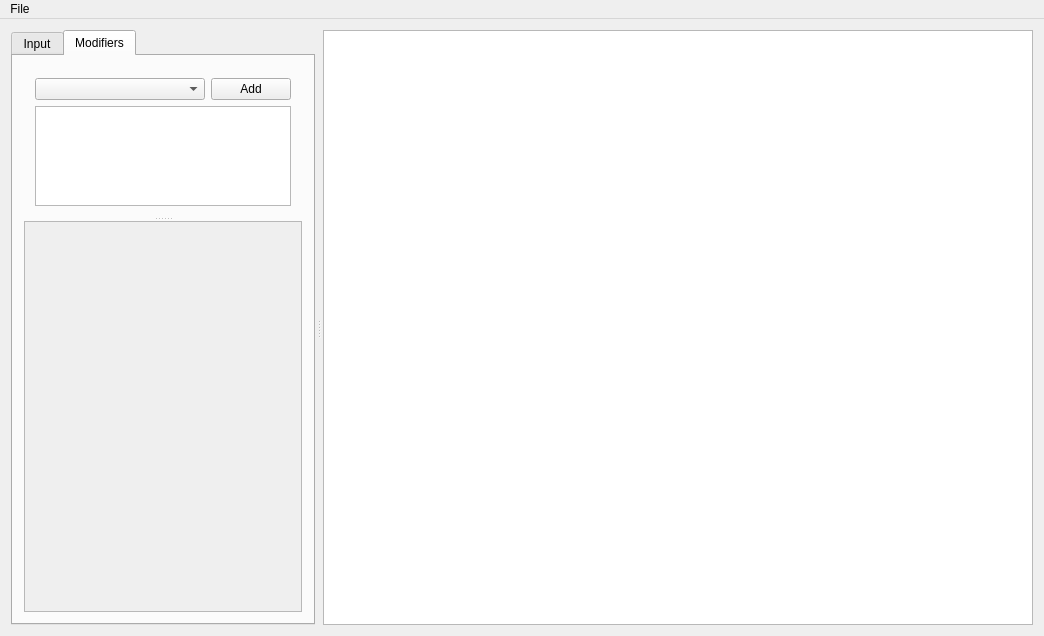
Before: the Qt Designer form qt/mod/mainwindow.ui in rodarima/nitrite, drawn with Qt 5.
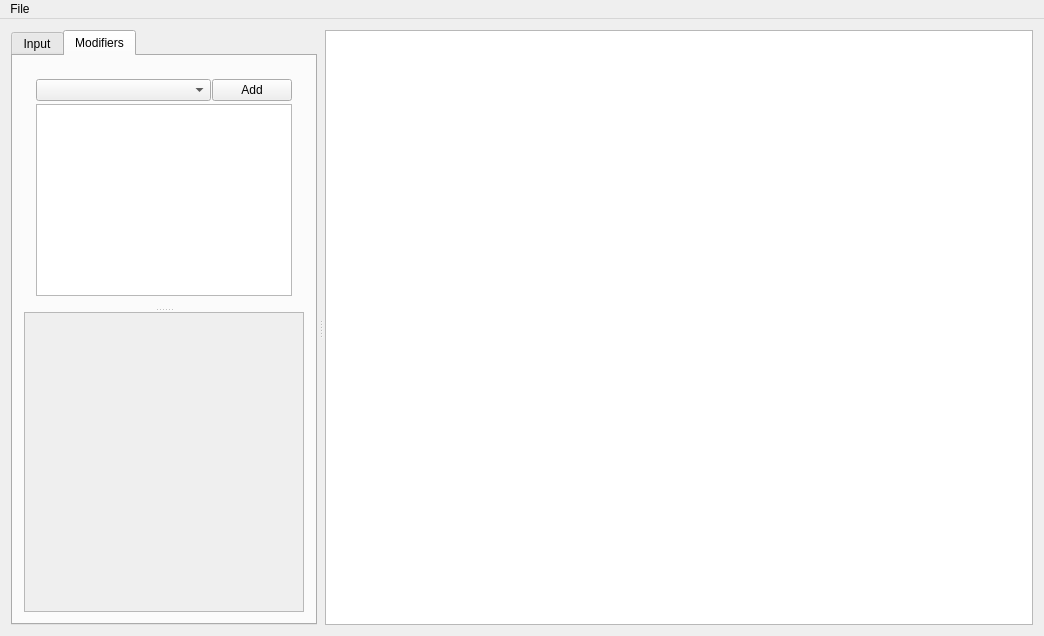
After: the same form once the commit is applied.

Patch:
```diff
--- a/qt/mod/mainwindow.ui
+++ b/qt/mod/mainwindow.ui
@@ -82,13 +82,72 @@
             <property name="maximumSize">
              <size>
               <width>16777215</width>
-              <height>150</height>
+              <height>16777215</height>
              </size>
             </property>
-            <layout class="QVBoxLayout" name="verticalLayout_3">
-             <item>
-              <layout class="QGridLayout" name="gridLayout_2">
+            <layout class="QGridLayout" name="gridLayout_5">
+             <property name="spacing">
+              <number>1</number>
+             </property>
+             <item row="1" column="0">
+              <layout class="QGridLayout" name="gridLayout_6">
+               <property name="leftMargin">
+                <number>1</number>
+               </property>
+               <property name="topMargin">
+                <number>1</number>
+               </property>
+               <property name="rightMargin">
+                <number>1</number>
+               </property>
+               <property name="bottomMargin">
+                <number>1</number>
+               </property>
+               <property name="spacing">
+                <number>1</number>
+               </property>
                <item row="0" column="0">
+                <widget class="QListWidget" name="list_mods">
+                 <property name="sizePolicy">
+                  <sizepolicy hsizetype="Expanding" vsizetype="Expanding">
+                   <horstretch>0</horstretch>
+                   <verstretch>0</verstretch>
+                  </sizepolicy>
+                 </property>
+                 <property name="minimumSize">
+                  <size>
+                   <width>0</width>
+                   <height>100</height>
+                  </size>
+                 </property>
+                 <property name="maximumSize">
+                  <size>
+                   <width>16777215</width>
+                   <height>16777215</height>
+                  </size>
+                 </property>
+                </widget>
+               </item>
+              </layout>
+             </item>
+             <item row="0" column="0">
+              <layout class="QHBoxLayout" name="horizontalLayout">
+               <property name="spacing">
+                <number>1</number>
+               </property>
+               <property name="leftMargin">
+                <number>1</number>
+               </property>
+               <property name="topMargin">
+                <number>1</number>
+               </property>
+               <property name="rightMargin">
+                <number>1</number>
+               </property>
+               <property name="bottomMargin">
+                <number>1</number>
+               </property>
+               <item>
                 <widget class="QComboBox" name="combo_mod">
                  <property name="sizePolicy">
                   <sizepolicy hsizetype="Expanding" vsizetype="Fixed">
@@ -104,7 +163,7 @@
                  </property>
                 </widget>
                </item>
-               <item row="0" column="1">
+               <item>
                 <widget class="QPushButton" name="button_add_mod">
                  <property name="sizePolicy">
                   <sizepolicy hsizetype="Preferred" vsizetype="Fixed">
@@ -119,35 +178,13 @@
                </item>
               </layout>
              </item>
-             <item>
-              <widget class="QListWidget" name="list_mods">
-               <property name="sizePolicy">
-                <sizepolicy hsizetype="Expanding" vsizetype="Expanding">
-                 <horstretch>0</horstretch>
-                 <verstretch>0</verstretch>
-                </sizepolicy>
-               </property>
-               <property name="minimumSize">
-                <size>
-                 <width>0</width>
-                 <height>0</height>
-                </size>
-               </property>
-               <property name="maximumSize">
-                <size>
-                 <width>16777215</width>
-                 <height>300</height>
-                </size>
-               </property>
-              </widget>
-             </item>
             </layout>
            </widget>
            <widget class="QScrollArea" name="scroll_area">
             <property name="sizePolicy">
              <sizepolicy hsizetype="Expanding" vsizetype="Expanding">
               <horstretch>0</horstretch>
-              <verstretch>0</verstretch>
+              <verstretch>1</verstretch>
              </sizepolicy>
             </property>
             <property name="widgetResizable">
@@ -159,7 +196,7 @@
                <x>0</x>
                <y>0</y>
                <width>276</width>
-               <height>395</height>
+               <height>304</height>
               </rect>
              </property>
              <property name="sizePolicy">
```
